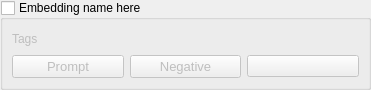
Before: the Qt Designer form src/airunner/widgets/embeddings/templates/embedding.ui in Capsize-Games/airunner, drawn with Qt 5.
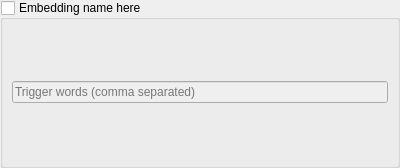
After: the same form once the commit is applied. Icons and pictures are not drawn.

Diff of the .ui file:
```diff
--- a/src/airunner/widgets/embeddings/templates/embedding.ui
+++ b/src/airunner/widgets/embeddings/templates/embedding.ui
@@ -6,8 +6,8 @@
    <rect>
     <x>0</x>
     <y>0</y>
-    <width>371</width>
-    <height>90</height>
+    <width>400</width>
+    <height>168</height>
    </rect>
   </property>
   <property name="windowTitle">
@@ -41,77 +41,18 @@
       <bool>false</bool>
      </property>
      <layout class="QGridLayout" name="gridLayout">
-      <item row="1" column="0">
-       <widget class="QPushButton" name="to_prompt_button">
-        <property name="minimumSize">
-         <size>
-          <width>90</width>
-          <height>0</height>
-         </size>
-        </property>
+      <item row="2" column="0">
+       <widget class="QLineEdit" name="trigger_word_edit">
         <property name="font">
          <font>
-          <pointsize>10</pointsize>
+          <pointsize>9</pointsize>
          </font>
         </property>
         <property name="cursor">
          <cursorShape>PointingHandCursor</cursorShape>
         </property>
-        <property name="text">
-         <string>Prompt</string>
-        </property>
-        <property name="icon">
-         <iconset theme="edit-paste"/>
-        </property>
-        <property name="flat">
-         <bool>false</bool>
-        </property>
-       </widget>
-      </item>
-      <item row="1" column="1">
-       <widget class="QPushButton" name="to_negative_prompt_button">
-        <property name="minimumSize">
-         <size>
-          <width>90</width>
-          <height>0</height>
-         </size>
-        </property>
-        <property name="font">
-         <font>
-          <pointsize>10</pointsize>
-         </font>
-        </property>
-        <property name="cursor">
-         <cursorShape>PointingHandCursor</cursorShape>
-        </property>
-        <property name="text">
-         <string>Negative</string>
-        </property>
-        <property name="icon">
-         <iconset theme="edit-paste"/>
-        </property>
-        <property name="flat">
-         <bool>false</bool>
-        </property>
-       </widget>
-      </item>
-      <item row="0" column="0" colspan="2">
-       <widget class="QLabel" name="tags">
-        <property name="text">
-         <string>Tags</string>
-        </property>
-       </widget>
-      </item>
-      <item row="1" column="2">
-       <widget class="QPushButton" name="copy_button">
-        <property name="cursor">
-         <cursorShape>PointingHandCursor</cursorShape>
-        </property>
-        <property name="text">
-         <string/>
-        </property>
-        <property name="icon">
-         <iconset theme="edit-copy"/>
+        <property name="placeholderText">
+         <string>Trigger words (comma separated)</string>
         </property>
        </widget>
       </item>
```
Left out of the diff: 55 changed lines with no effect on the pictures.
